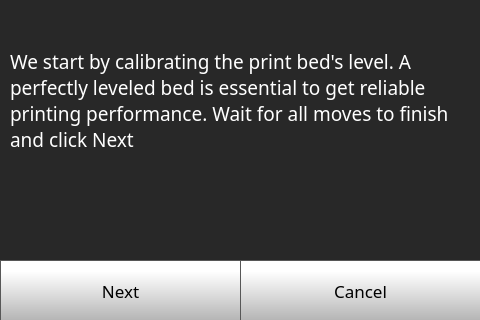
The window that octoprint_Julia2018ProSingleABLTouchUI/mainGUI_pro_single_abl.ui (vjvarada/Julia2018ProSingleABLTouchUI) describes before a commit, drawn with Qt 5.
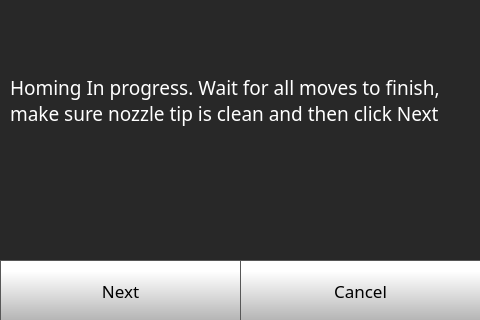
The same window after the commit. The open tabs and pages were chosen to show the change. Icons and pictures are not drawn.

Diff of the .ui file:
```diff
--- a/octoprint_Julia2018ProSingleABLTouchUI/mainGUI_pro_single_abl.ui
+++ b/octoprint_Julia2018ProSingleABLTouchUI/mainGUI_pro_single_abl.ui
@@ -4666,7 +4666,7 @@
        <string notr="true">color: rgb(255, 255, 255);</string>
       </property>
       <property name="text">
-       <string>We start by calibrating the print bed's level. A perfectly leveled bed is essential to get reliable printing performance. Wait for all moves to finish and click Next</string>
+       <string>Homing In progress. Wait for all moves to finish, make sure nozzle tip is clean and then click Next</string>
       </property>
       <property name="wordWrap">
        <bool>true</bool>
```
Left out of the diff: 2 changed lines with no effect on the pictures.
